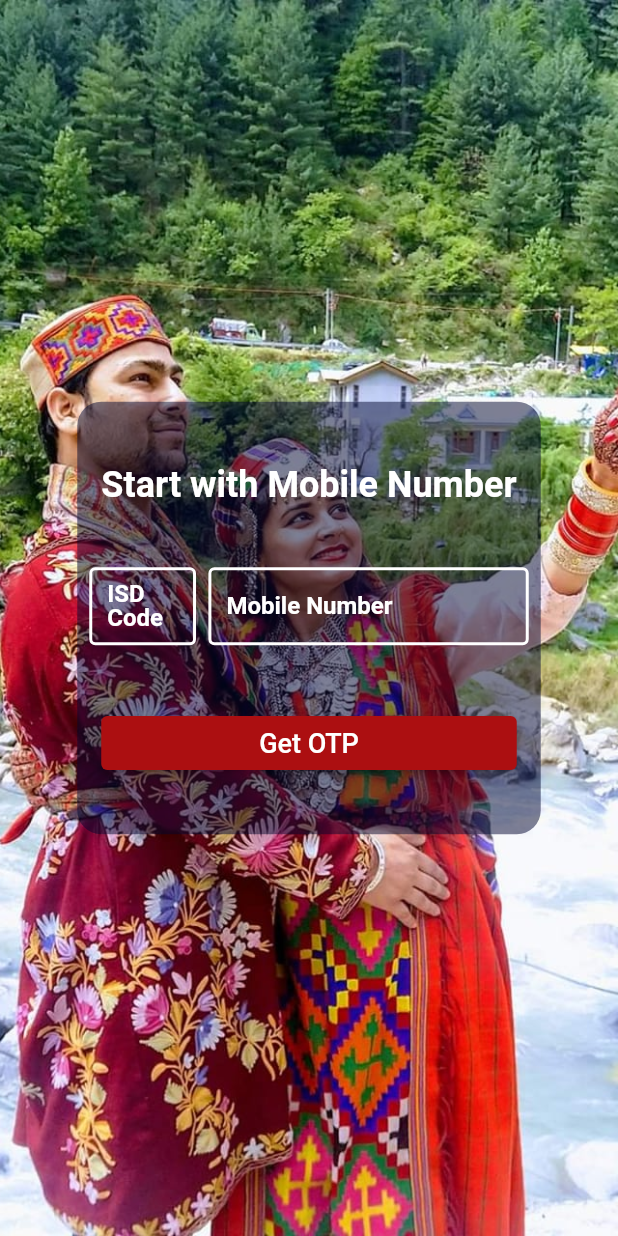
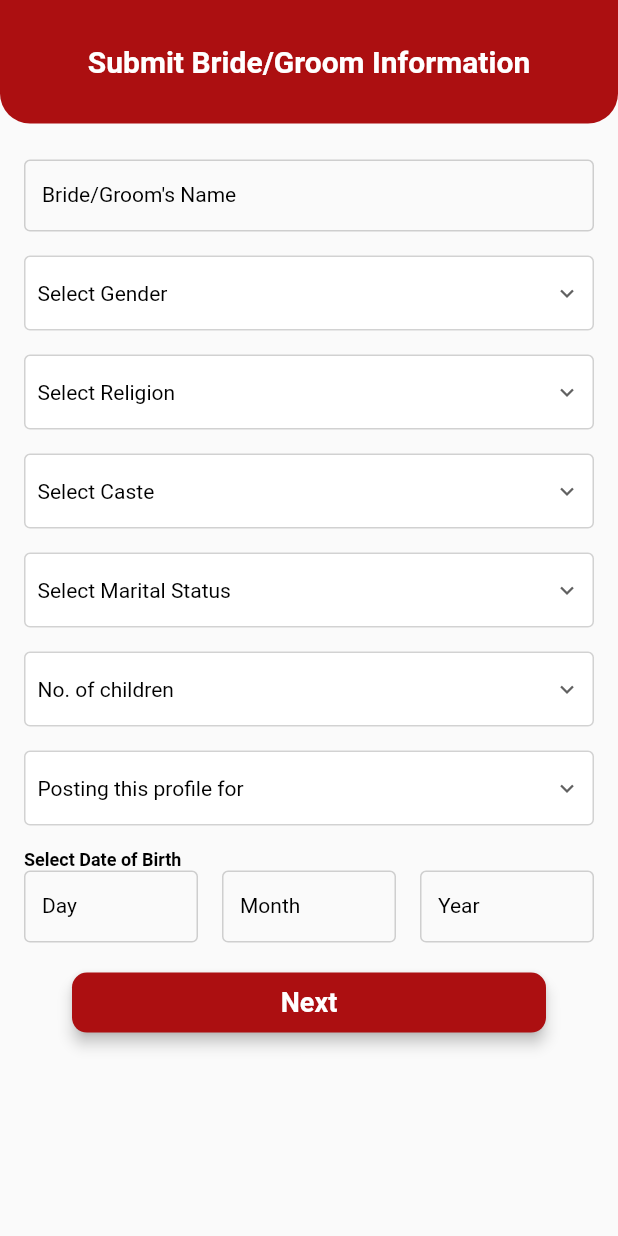
Before and after one commit to himachalirishta/himachali_rishta_mobile, a Flutter app: the screen it shows after launch, after a tap on "Get OTP", on a phone screen of 412 x 824 dp. Run offline on Flutter 3.47's test engine with Material 2 defaults, Android fonts, the phone set to English and light mode, and no system bars; our stand-ins replace get, sizer.

Commit message:
Splash Page, Submit Bride/groom page info page, login page created

```diff
--- a/lib/features/authentication/login/ui/LoginPage.dart
+++ b/lib/features/authentication/login/ui/LoginPage.dart
@@ -5,6 +5,7 @@
 import 'package:flutter/material.dart';
 import 'package:get/get.dart';
 import 'package:himachali_rishta/core/app_colors.dart';
+import 'package:himachali_rishta/features/authentication/login/ui/SubmitInformationPage.dart';
 import 'package:sizer/sizer.dart';
 
 import '../get_controller/login_page_get_controller.dart';
@@ -61,7 +62,8 @@ class LoginPage extends StatelessWidget {
                         Expanded(
                           child: TextFormField(
                             controller: getController.isdCodeController,
-                            style: TextStyle(color: AppColors.primaryTextColorDark),
+                            style: TextStyle(
+                                color: AppColors.primaryTextColorDark),
                             decoration: InputDecoration(
                               enabledBorder: OutlineInputBorder(
                                 borderRadius: BorderRadius.circular(4.0),
@@ -95,7 +97,8 @@ class LoginPage extends StatelessWidget {
                           flex: 3,
                           child: TextFormField(
                             controller: getController.mobileNumberController,
-                            style: TextStyle(color: AppColors.primaryTextColorDark),
+                            style: TextStyle(
+                                color: AppColors.primaryTextColorDark),
                             decoration: InputDecoration(
                               enabledBorder: OutlineInputBorder(
                                 borderRadius: BorderRadius.circular(4.0),
@@ -134,7 +137,9 @@ class LoginPage extends StatelessWidget {
                       children: [
                         Expanded(
                           child: ElevatedButton(
-                            onPressed: () {},
+                            onPressed: () {
+                              Get.to(() => SubmitInformationPage());
+                            },
                             child: Text(
                               'Get OTP',
                               style: TextStyle(fontSize: 18),
--- /dev/null
+++ b/lib/features/authentication/login/ui/SubmitInformationPage.dart
@@ -0,0 +1,523 @@
+///File download from FlutterViz- Drag and drop a tools. For more details visit https://flutterviz.io/
+
+///File download from FlutterViz- Drag and drop a tools. For more details visit https://flutterviz.io/
+
+import 'package:flutter/material.dart';
+import 'package:himachali_rishta/core/app_colors.dart';
+import 'package:sizer/sizer.dart';
+
+class SubmitInformationPage extends StatelessWidget {
+  @override
+  Widget build(BuildContext context) {
+    return Scaffold(
+      appBar: PreferredSize(
+        preferredSize: Size.fromHeight(0),
+        child: Container(
+          color: Theme.of(context).primaryColor,
+        ),
+      ),
+      body: SizedBox(
+        height: 100.h,
+        child: Column(
+          children: [
+            Container(
+              height: 10.h,
+              width: 100.w,
+              decoration: BoxDecoration(
+                  color: Theme.of(context).primaryColor,
+                  borderRadius: BorderRadius.only(
+                      bottomLeft: Radius.circular(20),
+                      bottomRight: Radius.circular(20))),
+              child: Center(
+                child: Text(
+                  'Submit Bride/Groom Information',
+                  style: TextStyle(
+                    fontSize: 20,
+                    color: AppColors.primaryTextColorDark,
+                    fontWeight: FontWeight.bold,
+                  ),
+                ),
+              ),
+            ),
+            Expanded(
+                child: Padding(
+              padding:
+                  const EdgeInsets.symmetric(horizontal: 16, vertical: 8.0),
+              child: ListView.builder(
+                itemBuilder: (context, index) {
+                  return formData(context)[index];
+                },
+                itemCount: formData(context).length,
+              ),
+            )),
+          ],
+        ),
+      ),
+    );
+  }
+
+  List<Widget> formData(BuildContext context) {
+    return [
+      SizedBox(
+        height: 16,
+        width: 16,
+      ),
+      TextField(
+        controller: TextEditingController(),
+        obscureText: false,
+        textAlign: TextAlign.start,
+        maxLines: 1,
+        style: TextStyle(
+          fontWeight: FontWeight.w500,
+          fontStyle: FontStyle.normal,
+          fontSize: 14,
+          color: Color(0xff000000),
+        ),
+        decoration: InputDecoration(
+          disabledBorder: OutlineInputBorder(
+            borderRadius: BorderRadius.circular(4.0),
+            borderSide: BorderSide(color: Color(0x55757575), width: 1),
+          ),
+          focusedBorder: OutlineInputBorder(
+            borderRadius: BorderRadius.circular(4.0),
+            borderSide: BorderSide(color: Color(0x55757575), width: 1),
+          ),
+          enabledBorder: OutlineInputBorder(
+            borderRadius: BorderRadius.circular(4.0),
+            borderSide: BorderSide(color: Color(0x55757575), width: 1),
+          ),
+          labelText: "Bride/Groom's Name",
+          labelStyle: TextStyle(
+            fontWeight: FontWeight.w400,
+            fontStyle: FontStyle.normal,
+            fontSize: 14,
+            color: Color(0xff000000),
+          ),
+          filled: false,
+          fillColor: Color(0xfff2f2f3),
+          isDense: false,
+          contentPadding: EdgeInsets.fromLTRB(12, 8, 12, 8),
+        ),
+      ),
+      SizedBox(
+        height: 16,
+        width: 16,
+      ),
+      Container(
+          width: MediaQuery.of(context).size.width,
+          height: 50,
+          padding: EdgeInsets.symmetric(horizontal: 8, vertical: 4),
+          decoration: BoxDecoration(
+            color: Color(0xffffffff),
+            border: Border.all(color: Color(0x54757575), width: 1),
+            borderRadius: BorderRadius.circular(4),
+          ),
+          child: DropdownButtonHideUnderline(
+            child: DropdownButton(
+              value: "Select Gender",
+              items: ["Select Gender", "Male", "Female"]
+                  .map<DropdownMenuItem<String>>((String value) {
+                return DropdownMenuItem<String>(
+                  value: value,
+                  child: Text(value),
+                );
+              }).toList(),
+              style: TextStyle(
+                color: Color(0xff000000),
+                fontSize: 14,
+                fontWeight: FontWeight.w400,
+                fontStyle: FontStyle.normal,
+              ),
+              onChanged: (value) {},
+              icon: Icon(Icons.expand_more),
+              iconSize: 18,
+              iconEnabledColor: Color(0xff616161),
+              elevation: 8,
+              isExpanded: true,
+            ),
+          )),
+      SizedBox(
+        height: 16,
+        width: 16,
+      ),
+      Container(
+          width: MediaQuery.of(context).size.width,
+          height: 50,
+          padding: EdgeInsets.symmetric(horizontal: 8, vertical: 4),
+          decoration: BoxDecoration(
+            color: Color(0xffffffff),
+            border: Border.all(color: Color(0x55757575), width: 1),
+            borderRadius: BorderRadius.circular(4),
+          ),
+          child: DropdownButtonHideUnderline(
+            child: DropdownButton(
+              value: "Select Religion",
+              items: [
+                "Select Religion",
+                "Hindu",
+                "Christian",
+                "Parsi",
+                "Jain",
+                "Muslim",
+                "Sikh",
+                "Buddhist"
+              ].map<DropdownMenuItem<String>>((String value) {
+                return DropdownMenuItem<String>(
+                  value: value,
+                  child: Text(value),
+                );
+              }).toList(),
+              style: TextStyle(
+                color: Color(0xff000000),
+                fontSize: 14,
+                fontWeight: FontWeight.w400,
+                fontStyle: FontStyle.normal,
+              ),
+              onChanged: (value) {},
+              icon: Icon(Icons.expand_more),
+              iconSize: 18,
+              iconEnabledColor: Color(0xff616161),
+              elevation: 8,
+              isExpanded: true,
+            ),
+          )),
+      SizedBox(
+        height: 16,
+        width: 16,
+      ),
+      Container(
+          width: MediaQuery.of(context).size.width,
+          height: 50,
+          padding: EdgeInsets.symmetric(horizontal: 8, vertical: 4),
+          decoration: BoxDecoration(
+            color: Color(0xffffffff),
+            border: Border.all(color: Color(0x55757575), width: 1),
+            borderRadius: BorderRadius.circular(4),
+          ),
+          child: DropdownButtonHideUnderline(
+            child: DropdownButton(
+              value: "Select Caste",
+              items: ["Select Caste"]
+                  .map<DropdownMenuItem<String>>((String value) {
+                return DropdownMenuItem<String>(
+                  value: value,
+                  child: Text(value),
+                );
+              }).toList(),
+              style: TextStyle(
+                color: Color(0xff000000),
+                fontSize: 14,
+                fontWeight: FontWeight.w400,
+                fontStyle: FontStyle.normal,
+              ),
+              onChanged: (value) {},
+              icon: Icon(Icons.expand_more),
+              iconSize: 18,
+              iconEnabledColor: Color(0xff616161),
+              elevation: 8,
+              isExpanded: true,
+            ),
+          )),
+      SizedBox(
+        height: 16,
+        width: 16,
+      ),
+      Container(
+          width: MediaQuery.of(context).size.width,
+          height: 50,
+          padding: EdgeInsets.symmetric(horizontal: 8, vertical: 4),
+          decoration: BoxDecoration(
+            color: Color(0xffffffff),
+            border: Border.all(color: Color(0x53757575), width: 1),
+            borderRadius: BorderRadius.circular(4),
+          ),
+          child: DropdownButtonHideUnderline(
+            child: DropdownButton(
+              value: "Select Marital Status",
+              items: ["Select Marital Status"]
+                  .map<DropdownMenuItem<String>>((String value) {
+                return DropdownMenuItem<String>(
+                  value: value,
+                  child: Text(value),
+                );
+              }).toList(),
+              style: TextStyle(
+                color: Color(0xff000000),
+                fontSize: 14,
+                fontWeight: FontWeight.w400,
+                fontStyle: FontStyle.normal,
+              ),
+              onChanged: (value) {},
+              icon: Icon(Icons.expand_more),
+              iconSize: 18,
+              iconEnabledColor: Color(0xff616161),
+              elevation: 8,
+              isExpanded: true,
+            ),
+          )),
+      SizedBox(
+        height: 16,
+        width: 16,
+      ),
+      Container(
+          width: MediaQuery.of(context).size.width,
+          height: 50,
+          padding: EdgeInsets.symmetric(horizontal: 8, vertical: 4),
+          decoration: BoxDecoration(
+            color: Color(0xffffffff),
+            border: Border.all(color: Color(0x54757575), width: 1),
+            borderRadius: BorderRadius.circular(4),
+          ),
+          child: DropdownButtonHideUnderline(
+            child: DropdownButton(
+              value: "No. of children",
+              items: ["No. of children"]
+                  .map<DropdownMenuItem<String>>((String value) {
+                return DropdownMenuItem<String>(
+                  value: value,
+                  child: Text(value),
+                );
+              }).toList(),
+              style: TextStyle(
+                color: Color(0xff000000),
+                fontSize: 14,
+                fontWeight: FontWeight.w400,
+                fontStyle: FontStyle.normal,
+              ),
+              onChanged: (value) {},
+              icon: Icon(Icons.expand_more),
+              iconSize: 18,
+              iconEnabledColor: Color(0xff616161),
+              elevation: 8,
+              isExpanded: true,
+            ),
+          )),
+      SizedBox(
+        height: 16,
+        width: 16,
+      ),
+      Container(
+          width: MediaQuery.of(context).size.width,
+          height: 50,
+          padding: EdgeInsets.symmetric(horizontal: 8, vertical: 4),
+          decoration: BoxDecoration(
+            color: Color(0xffffffff),
+            border: Border.all(color: Color(0x53757575), width: 1),
+            borderRadius: BorderRadius.circular(4),
+          ),
+          child: DropdownButtonHideUnderline(
+            child: DropdownButton(
+              value: "Posting this profile for",
+              items: [
+                "Posting this profile for",
+                "Self",
+                "Son",
+                "Daughter",
+                "Relative"
+              ].map<DropdownMenuItem<String>>((String value) {
+                return DropdownMenuItem<String>(
+                  value: value,
+                  child: Text(value),
+                );
+              }).toList(),
+              style: TextStyle(
+                color: Color(0xff000000),
+                fontSize: 14,
+                fontWeight: FontWeight.w400,
+                fontStyle: FontStyle.normal,
+              ),
+              onChanged: (value) {},
+              icon: Icon(Icons.expand_more),
+              iconSize: 18,
+              iconEnabledColor: Color(0xff616161),
+              elevation: 8,
+              isExpanded: true,
+            ),
+          )),
+      SizedBox(
+        height: 16,
+        width: 16,
+      ),
+      Row(
+        mainAxisAlignment: MainAxisAlignment.start,
+        crossAxisAlignment: CrossAxisAlignment.center,
+        mainAxisSize: MainAxisSize.max,
+        children: [
+          Text(
+            "Select Date of Birth",
+            textAlign: TextAlign.start,
+            overflow: TextOverflow.clip,
+            style: TextStyle(
+              fontWeight: FontWeight.w600,
+              fontStyle: FontStyle.normal,
+              fontSize: 12,
+              color: Color(0xff000000),
+            ),
+          ),
+        ],
+      ),
+      Row(
+        mainAxisAlignment: MainAxisAlignment.start,
+        crossAxisAlignment: CrossAxisAlignment.center,
+        mainAxisSize: MainAxisSize.max,
+        children: [
+          Expanded(
+            flex: 1,
+            child: TextField(
+              controller: TextEditingController(),
+              obscureText: false,
+              textAlign: TextAlign.start,
+              maxLines: 1,
+              style: TextStyle(
+                fontWeight: FontWeight.w400,
+                fontStyle: FontStyle.normal,
+                fontSize: 14,
+                color: Color(0xff000000),
+              ),
+              decoration: InputDecoration(
+                disabledBorder: OutlineInputBorder(
+                  borderRadius: BorderRadius.circular(4.0),
+                  borderSide: BorderSide(color: Color(0x54757575), width: 1),
+                ),
+                focusedBorder: OutlineInputBorder(
+                  borderRadius: BorderRadius.circular(4.0),
+                  borderSide: BorderSide(color: Color(0x54757575), width: 1),
+                ),
+                enabledBorder: OutlineInputBorder(
+                  borderRadius: BorderRadius.circular(4.0),
+                  borderSide: BorderSide(color: Color(0x54757575), width: 1),
+                ),
+                labelText: "Day",
+                labelStyle: TextStyle(
+                  fontWeight: FontWeight.w400,
+                  fontStyle: FontStyle.normal,
+                  fontSize: 14,
+                  color: Color(0xff000000),
+                ),
+                filled: false,
+                fillColor: Color(0xfff2f2f3),
+                isDense: false,
+                contentPadding: EdgeInsets.fromLTRB(12, 8, 12, 8),
+              ),
+            ),
+          ),
+          SizedBox(
+            height: 16,
+            width: 16,
+          ),
+          Expanded(
+            flex: 1,
+            child: TextField(
+              controller: TextEditingController(),
+              obscureText: false,
+              textAlign: TextAlign.start,
+              maxLines: 1,
+              style: TextStyle(
+                fontWeight: FontWeight.w400,
+                fontStyle: FontStyle.normal,
+                fontSize: 14,
+                color: Color(0xff000000),
+              ),
+              decoration: InputDecoration(
+                disabledBorder: OutlineInputBorder(
+                  borderRadius: BorderRadius.circular(4.0),
+                  borderSide: BorderSide(color: Color(0x53757575), width: 1),
+                ),
+                focusedBorder: OutlineInputBorder(
+                  borderRadius: BorderRadius.circular(4.0),
+                  borderSide: BorderSide(color: Color(0x53757575), width: 1),
+                ),
+                enabledBorder: OutlineInputBorder(
+                  borderRadius: BorderRadius.circular(4.0),
+                  borderSide: BorderSide(color: Color(0x53757575), width: 1),
+                ),
+                labelText: "Month",
+                labelStyle: TextStyle(
+                  fontWeight: FontWeight.w400,
+                  fontStyle: FontStyle.normal,
+                  fontSize: 14,
+                  color: Color(0xff000000),
+                ),
+                filled: false,
+                fillColor: Color(0xfff2f2f3),
+                isDense: false,
+                contentPadding: EdgeInsets.fromLTRB(12, 8, 12, 8),
+              ),
+            ),
+          ),
+          SizedBox(
+            height: 16,
+            width: 16,
+          ),
+          Expanded(
+            flex: 1,
+            child: TextField(
+              controller: TextEditingController(),
+              obscureText: false,
+              textAlign: TextAlign.start,
+              maxLines: 1,
+              style: TextStyle(
+                fontWeight: FontWeight.w400,
+                fontStyle: FontStyle.normal,
+                fontSize: 14,
+                color: Color(0xff000000),
+              ),
+              decoration: InputDecoration(
+                disabledBorder: OutlineInputBorder(
+                  borderRadius: BorderRadius.circular(4.0),
+                  borderSide: BorderSide(color: Color(0x53757575), width: 1),
+                ),
+                focusedBorder: OutlineInputBorder(
+                  borderRadius: BorderRadius.circular(4.0),
+                  borderSide: BorderSide(color: Color(0x53757575), width: 1),
+                ),
+                enabledBorder: OutlineInputBorder(
+                  borderRadius: BorderRadius.circular(4.0),
+                  borderSide: BorderSide(color: Color(0x53757575), width: 1),
+                ),
+                labelText: "Year",
+                labelStyle: TextStyle(
+                  fontWeight: FontWeight.w400,
+                  fontStyle: FontStyle.normal,
+                  fontSize: 14,
+                  color: Color(0xff000000),
+                ),
+                filled: false,
+                fillColor: Color(0xfff2f2f3),
+                isDense: false,
+                contentPadding: EdgeInsets.fromLTRB(12, 8, 12, 8),
+              ),
+            ),
+          ),
+        ],
+      ),
+      SizedBox(
+        height: 16,
+        width: 16,
+      ),
+      Padding(
+        padding: const EdgeInsets.symmetric(horizontal: 32.0),
+        child: MaterialButton(
+          onPressed: () {},
+          color: Color(0xffac0f11),
+          elevation: 4,
+          shape: RoundedRectangleBorder(
+            borderRadius: BorderRadius.circular(10.0),
+          ),
+          padding: EdgeInsets.symmetric(horizontal: 16, vertical: 8),
+          child: Text(
+            "Next",
+            style: TextStyle(
+                fontSize: 18,
+                fontWeight: FontWeight.bold,
+                fontStyle: FontStyle.normal,
+                color: AppColors.primaryTextColorDark),
+          ),
+          textColor: Color(0xff000000),
+          height: 40,
+          minWidth: 140,
+        ),
+      ),
+    ];
+  }
+}
--- /dev/null
+++ b/lib/features/splash/get_controller/splash_page_get_controller.dart
@@ -0,0 +1,22 @@
+import 'package:flutter/material.dart';
+import 'package:get/get.dart';
+
+import '../../authentication/login/ui/LoginPage.dart';
+
+class SplashPageGetController extends GetxController
+    with GetSingleTickerProviderStateMixin {
+  late AnimationController animationController;
+
+  @override
+  void onInit() {
+    animationController = AnimationController(
+      vsync: this,
+      duration: Duration(seconds: 1),
+    );
+    super.onInit();
+    animationController.forward();
+    Future.delayed(Duration(seconds: 2), () {
+      Get.offAll(() => LoginPage());
+    });
+  }
+}
--- /dev/null
+++ b/lib/features/splash/ui/splash_page.dart
@@ -0,0 +1,30 @@
+import 'package:flutter/material.dart';
+import 'package:get/get.dart';
+import 'package:himachali_rishta/core/app_colors.dart';
+import 'package:sizer/sizer.dart';
+
+import '../get_controller/splash_page_get_controller.dart';
+
+class SplashPage extends StatelessWidget {
+  SplashPage({Key? key}) : super(key: key);
+  SplashPageGetController splashPageGetController =
+      Get.put(SplashPageGetController());
+
+  @override
+  Widget build(BuildContext context) {
+    return Scaffold(
+        body: Center(
+            child: FadeTransition(
+      opacity: splashPageGetController.animationController,
+      child: CircleAvatar(
+        radius: 25.w,
+        backgroundColor: AppColors.primaryLight,
+        child: Text(
+          "Splash Page",
+          style: TextStyle(
+              color: Colors.white, fontSize: 32, fontWeight: FontWeight.bold),
+        ),
+      ),
+    )));
+  }
+}
--- a/lib/main.dart
+++ b/lib/main.dart
@@ -1,6 +1,6 @@
 import 'package:flutter/material.dart';
 import 'package:get/get.dart';
-import 'package:himachali_rishta/features/authentication/login/ui/LoginPage.dart';
+import 'package:himachali_rishta/features/splash/ui/splash_page.dart';
 import 'package:sizer/sizer.dart';
 
 import 'core/app_colors.dart';
@@ -23,7 +23,7 @@ class MyApp extends StatelessWidget {
             return GetMaterialApp(
               title: 'Flutter Demo',
               theme: controller.isDarkMode.value ? darkTheme : lightTheme,
-              home: LoginPage(),
+              home: SplashPage(),
             );
           });
     });
```
